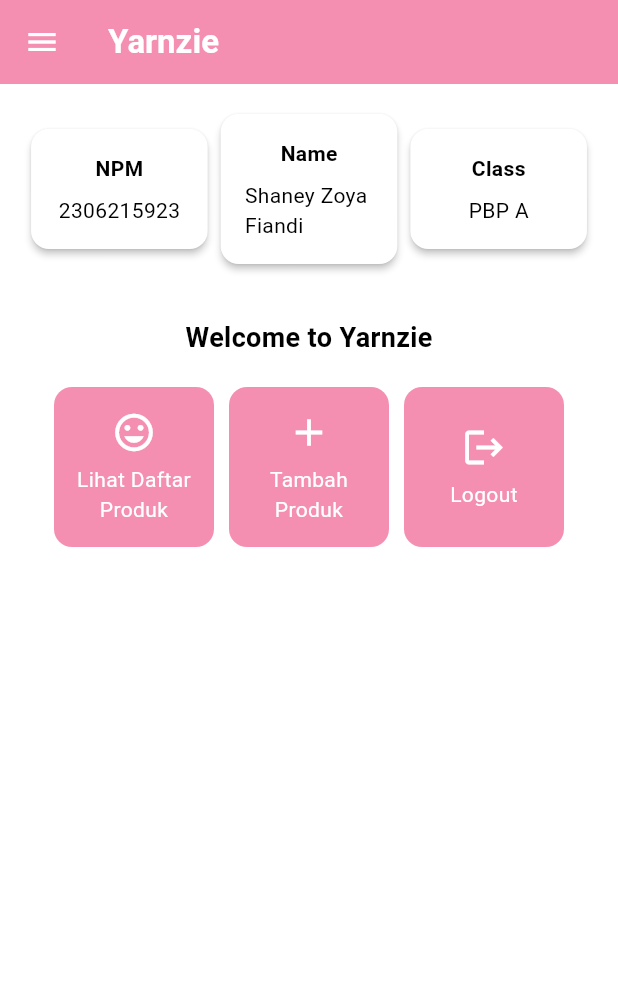
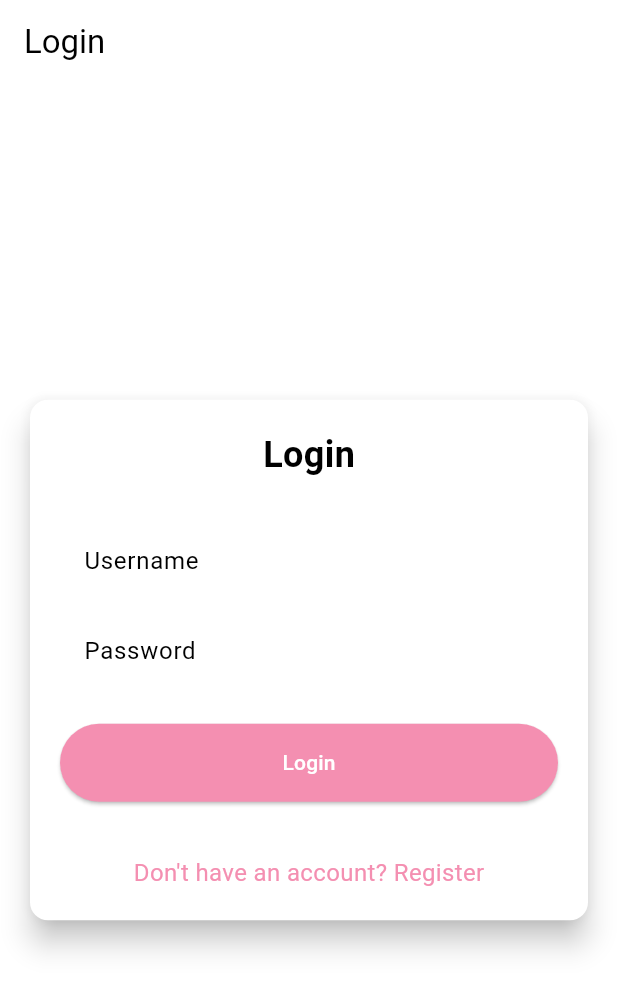
Before and after one commit to szoyaf/yarnzie, a Flutter app: the screen it shows after launch, on a phone screen of 412 x 824 dp. Shown: the top 991 px of the screen. Run offline on Flutter 3.47's test engine with Material 3 defaults, Android fonts, the phone set to English and light mode, and no system bars; missing offline and left inert: pbp_django_auth.

Commit message:
feat: login, register page

```diff
--- a/lib/main.dart
+++ b/lib/main.dart
@@ -1,5 +1,7 @@
 import 'package:flutter/material.dart';
-import 'package:yarnzie/screens/menu.dart';
+import 'package:yarnzie/screens/login.dart';
+import 'package:pbp_django_auth/pbp_django_auth.dart';
+import 'package:provider/provider.dart';
 
 void main() {
   runApp(const MyApp());
@@ -11,24 +13,14 @@
   // This widget is the root of your application.
   @override
   Widget build(BuildContext context) {
-    return MaterialApp(
+    return Provider(
+      create: (_) {
+        CookieRequest request = CookieRequest();
+        return request;
+      },
+      child: MaterialApp(
         title: 'Flutter Demo',
         theme: ThemeData(
-        // This is the theme of your application.
-        //
-        // TRY THIS: Try running your application with "flutter run". You'll see
-        // the application has a purple toolbar. Then, without quitting the app,
-        // try changing the seedColor in the colorScheme below to Colors.green
-        // and then invoke "hot reload" (save your changes or press the "hot
-        // reload" button in a Flutter-supported IDE, or press "r" if you used
-        // the command line to start the app).
-        //
-        // Notice that the counter didn't reset back to zero; the application
-        // state is not lost during the reload. To reset the state, use hot
-        // restart instead.
-        //
-        // This works for code too, not just values: Most code changes can be
-        // tested with just a hot reload.
             colorScheme: ColorScheme.fromSwatch(
               primarySwatch: Colors.pink,
             ).copyWith(
@@ -37,7 +29,8 @@
             ),
           useMaterial3: true,
         ),
-      home: MyHomePage(),
+        home: const LoginPage()
+      ),
     );
   }
 }
--- /dev/null
+++ b/lib/screens/login.dart
@@ -0,0 +1,177 @@
+import 'package:yarnzie/screens/menu.dart';
+import 'package:yarnzie/screens/register.dart';
+import 'package:flutter/material.dart';
+import 'package:pbp_django_auth/pbp_django_auth.dart';
+import 'package:provider/provider.dart';
+
+void main() {
+  runApp(const LoginApp());
+}
+
+class LoginApp extends StatelessWidget {
+  const LoginApp({super.key});
+
+  @override
+  Widget build(BuildContext context) {
+    return MaterialApp(
+      title: 'Login',
+      theme: ThemeData(
+        useMaterial3: true,
+        colorScheme: ColorScheme.fromSwatch(
+          primarySwatch: Colors.deepPurple,
+        ).copyWith(secondary: Colors.deepPurple[400]),
+      ),
+      home: const LoginPage(),
+    );
+  }
+}
+
+class LoginPage extends StatefulWidget {
+  const LoginPage({super.key});
+
+  @override
+  State<LoginPage> createState() => _LoginPageState();
+}
+
+class _LoginPageState extends State<LoginPage> {
+  final TextEditingController _usernameController = TextEditingController();
+  final TextEditingController _passwordController = TextEditingController();
+
+  @override
+  Widget build(BuildContext context) {
+    final request = context.watch<CookieRequest>();
+
+    return Scaffold(
+      appBar: AppBar(
+        title: const Text('Login'),
+      ),
+      body: Center(
+        child: SingleChildScrollView(
+          padding: const EdgeInsets.all(16.0),
+          child: Card(
+            elevation: 8,
+            shape: RoundedRectangleBorder(
+              borderRadius: BorderRadius.circular(12.0),
+            ),
+            child: Padding(
+              padding: const EdgeInsets.all(20.0),
+              child: Column(
+                mainAxisSize: MainAxisSize.min,
+                children: [
+                  const Text(
+                    'Login',
+                    style: TextStyle(
+                      fontSize: 24.0,
+                      fontWeight: FontWeight.bold,
+                    ),
+                  ),
+                  const SizedBox(height: 30.0),
+                  TextField(
+                    controller: _usernameController,
+                    decoration: const InputDecoration(
+                      labelText: 'Username',
+                      hintText: 'Enter your username',
+                      border: OutlineInputBorder(
+                        borderRadius: BorderRadius.all(Radius.circular(12.0)),
+                      ),
+                      contentPadding:
+                          EdgeInsets.symmetric(horizontal: 12.0, vertical: 8.0),
+                    ),
+                  ),
+                  const SizedBox(height: 12.0),
+                  TextField(
+                    controller: _passwordController,
+                    decoration: const InputDecoration(
+                      labelText: 'Password',
+                      hintText: 'Enter your password',
+                      border: OutlineInputBorder(
+                        borderRadius: BorderRadius.all(Radius.circular(12.0)),
+                      ),
+                      contentPadding:
+                          EdgeInsets.symmetric(horizontal: 12.0, vertical: 8.0),
+                    ),
+                    obscureText: true,
+                  ),
+                  const SizedBox(height: 24.0),
+                  ElevatedButton(
+                    onPressed: () async {
+                      String username = _usernameController.text;
+                      String password = _passwordController.text;
+
+                      final response = await request
+                          .login("http://127.0.0.1:8000/auth/login/", {
+                        'username': username,
+                        'password': password,
+                      });
+
+                      if (request.loggedIn) {
+                        String message = response['message'];
+                        String uname = response['username'];
+                        if (context.mounted) {
+                          Navigator.pushReplacement(
+                            context,
+                            MaterialPageRoute(
+                                builder: (context) => MyHomePage()),
+                          );
+                          ScaffoldMessenger.of(context)
+                            ..hideCurrentSnackBar()
+                            ..showSnackBar(
+                              SnackBar(
+                                  content:
+                                      Text("$message Selamat datang, $uname.")),
+                            );
+                        }
+                      } else {
+                        if (context.mounted) {
+                          showDialog(
+                            context: context,
+                            builder: (context) => AlertDialog(
+                              title: const Text('Login Gagal'),
+                              content: Text(response['message']),
+                              actions: [
+                                TextButton(
+                                  child: const Text('OK'),
+                                  onPressed: () {
+                                    Navigator.pop(context);
+                                  },
+                                ),
+                              ],
+                            ),
+                          );
+                        }
+                      }
+                    },
+                    style: ElevatedButton.styleFrom(
+                      foregroundColor: Colors.white,
+                      minimumSize: Size(double.infinity, 50),
+                      backgroundColor: Theme.of(context).colorScheme.primary,
+                      padding: const EdgeInsets.symmetric(vertical: 16.0),
+                    ),
+                    child: const Text('Login'),
+                  ),
+                  const SizedBox(height: 36.0),
+                  GestureDetector(
+                    onTap: () {
+                      Navigator.push(
+                        context,
+                        MaterialPageRoute(
+                            builder: (context) => const RegisterPage()),
+                      );
+                    },
+                    child: Text(
+                      'Don\'t have an account? Register',
+                      style: TextStyle(
+                        color: Theme.of(context).colorScheme.primary,
+                        fontSize: 16.0,
+                      ),
+                    ),
+                  ),
+                ],
+              ),
+            ),
+          ),
+        ),
+      ),
+    );
+  }
+}
--- a/pubspec.yaml
+++ b/pubspec.yaml
@@ -35,6 +35,9 @@
   # The following adds the Cupertino Icons font to your application.
   # Use with the CupertinoIcons class for iOS style icons.
   cupertino_icons: ^1.0.8
+  provider: ^6.1.2
+  pbp_django_auth: ^0.4.0
+  http: ^1.2.2
 
 dev_dependencies:
   flutter_test:
```
Also changed, not shown: lib/models/product_entry.dart (added, +65 -0 lines), lib/screens/list_productentry.dart (added, +93 -0 lines), lib/screens/register.dart (added, +162 -0 lines), lib/widgets/left_drawer.dart (+13 -3 lines), lib/widgets/product_card.dart (+7 -0 lines), pubspec.lock, 2 other files. Lines whose indentation alone changed are shown as unchanged.
